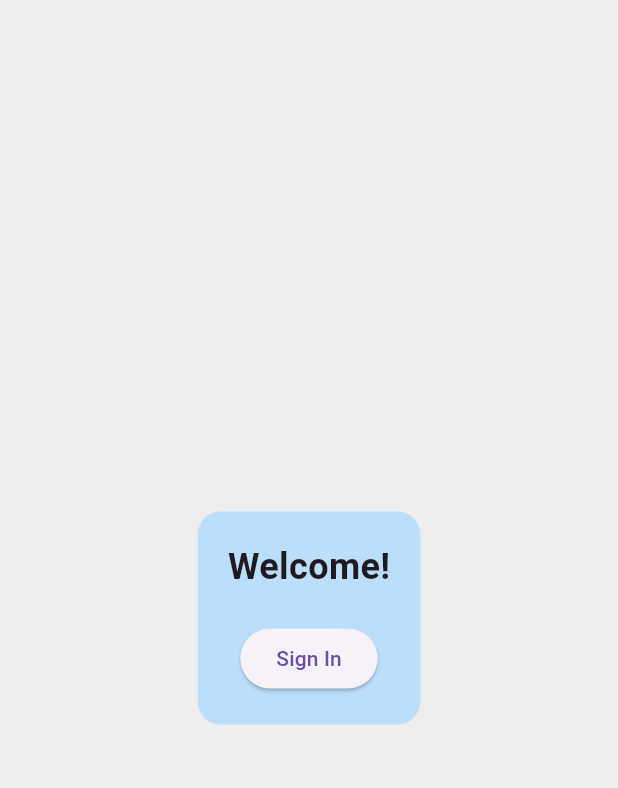
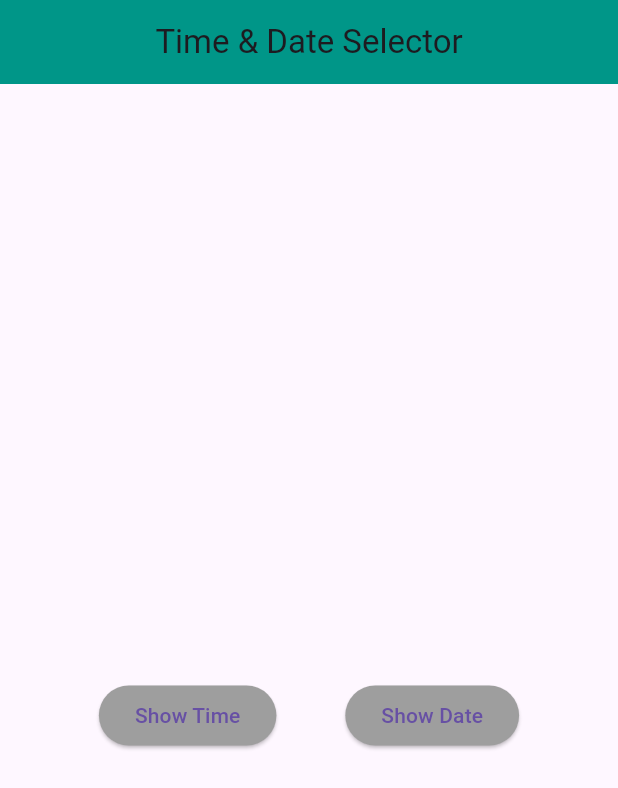
Before and after one commit to GulamRosul/Curved-navigation-bar, a Flutter app: the screen it shows after launch, on a phone screen of 412 x 824 dp. Shown: the top 788 px of the screen. Run offline on Flutter 3.47's test engine with Material 3 defaults, Android fonts, the phone set to English and light mode, and no system bars.

Commit message:
Add time & date setector

```diff
--- a/lib/main.dart
+++ b/lib/main.dart
@@ -1,51 +1,109 @@
-// main.dart
 import 'package:flutter/material.dart';
-import 'package:flutter_application_1/succes_pages.dart';
+import 'package:intl/intl.dart';
 
 void main() {
   runApp(
     const MaterialApp(
       debugShowCheckedModeBanner: false,
-      home: SignInContainer(),
+      home: TimeDateSelector(),
     ),
   );
 }
 
-class SignInContainer extends StatelessWidget {
-  const SignInContainer({super.key});
+class TimeDateSelector extends StatefulWidget {
+  const TimeDateSelector({super.key});
+
+  @override
+  State<TimeDateSelector> createState() => _TimeDateSelectorState();
+}
+
+class _TimeDateSelectorState extends State<TimeDateSelector> {
+  String displayText = '';
+  int selectedIndex = -1;
+
+  Future<void> showTime() async {
+    final TimeOfDay? pickedTime = await showTimePicker(
+      context: context,
+      initialTime: TimeOfDay.now(),
+    );
+
+    if (pickedTime != null) {
+      final now = DateTime.now();
+      final formattedTime = DateFormat('hh:mm a').format(
+        DateTime(
+          now.year,
+          now.month,
+          now.day,
+          pickedTime.hour,
+          pickedTime.minute,
+        ),
+      );
+      setState(() {
+        displayText = 'Time: $formattedTime';
+        selectedIndex = 0;
+      });
+    }
+  }
+
+  Future<void> showDate() async {
+    final DateTime? pickedDate = await showDatePicker(
+      context: context,
+      initialDate: DateTime.now(),
+      firstDate: DateTime(2000),
+      lastDate: DateTime(2100),
+    );
+
+    if (pickedDate != null) {
+      final formattedDate = DateFormat('dd-MM-yyyy').format(pickedDate);
+      setState(() {
+        displayText = 'Date: $formattedDate';
+        selectedIndex = 1;
+      });
+    }
+  }
 
   @override
   Widget build(BuildContext context) {
     return Scaffold(
-      backgroundColor: Colors.grey[200],
-      body: Center(
-        child: Container(
-          padding: const EdgeInsets.all(20),
-          decoration: BoxDecoration(
-            color: Colors.blue[100],
-            borderRadius: BorderRadius.circular(15),
+      appBar: AppBar(
+        title: const Text('Time & Date Selector'),
+        centerTitle: true,
+        backgroundColor: Colors.teal,
       ),
+      body: Padding(
+        padding: const EdgeInsets.all(20.0),
         child: Column(
-            mainAxisSize: MainAxisSize.min,
+          mainAxisAlignment: MainAxisAlignment.center,
           children: [
-              const Text(
-                "Welcome!",
-                style: TextStyle(fontSize: 24, fontWeight: FontWeight.bold),
+            Text(
+              displayText,
+              style: const TextStyle(fontSize: 24, fontWeight: FontWeight.bold),
             ),
-              const SizedBox(height: 20),
+            const SizedBox(height: 40),
+            Row(
+              mainAxisAlignment: MainAxisAlignment.spaceEvenly,
+              children: [
                 ElevatedButton(
-                onPressed: () {
-                  Navigator.push(
-                    context,
-                    MaterialPageRoute(
-                      builder: (context) => const SuccessPage(),
+                  onPressed: showTime,
+                  style: ElevatedButton.styleFrom(
+                    backgroundColor: selectedIndex == 0
+                        ? Colors.teal
+                        : Colors.grey,
                   ),
-                  );
-                },
-                child: const Text("Sign In"),
+                  child: const Text('Show Time'),
+                ),
+                ElevatedButton(
+                  onPressed: showDate,
+                  style: ElevatedButton.styleFrom(
+                    backgroundColor: selectedIndex == 1
+                        ? Colors.teal
+                        : Colors.grey,
+                  ),
+                  child: const Text('Show Date'),
                 ),
               ],
             ),
+          ],
         ),
       ),
     );
--- a/pubspec.yaml
+++ b/pubspec.yaml
@@ -30,8 +30,8 @@ environment:
 dependencies:
   flutter:
     sdk: flutter
-  flutter_slidable: ^3.0.0
-  curved_navigation_bar: ^1.0.6
+  intl: ^0.19.0
+
 
 
   # The following adds the Cupertino Icons font to your application.
```
Also changed, not shown: lib/succes_pages.dart (deleted, +0 -29 lines), pubspec.lock. Lines whose indentation alone changed are shown as unchanged.
